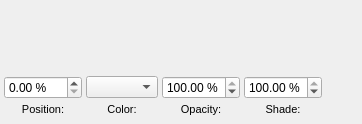
This is scribus/ui/gradienteditor.ui in nitramr/scribus as Qt 5 draws it before an edit. The edited form follows.
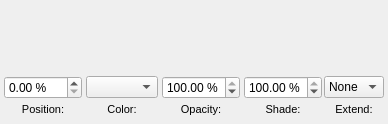
This is the edited form. Custom widgets are drawn as their Qt base class.

Diff of the .ui file:
```diff
--- a/scribus/ui/gradienteditor.ui
+++ b/scribus/ui/gradienteditor.ui
@@ -197,6 +197,42 @@
      </item>
     </layout>
    </item>
+   <item row="1" column="1">
+    <layout class="QVBoxLayout" name="verticalLayout_5">
+     <property name="spacing">
+      <number>0</number>
+     </property>
+     <item>
+      <widget class="QComboBox" name="gradientExtend">
+       <item>
+        <property name="text">
+         <string>None</string>
+        </property>
+       </item>
+       <item>
+        <property name="text">
+         <string>Pad</string>
+        </property>
+       </item>
+      </widget>
+     </item>
+     <item>
+      <widget class="QLabel" name="gradientExtendLabel">
+       <property name="font">
+        <font>
+         <pointsize>8</pointsize>
+        </font>
+       </property>
+       <property name="text">
+        <string>Extend:</string>
+       </property>
+       <property name="alignment">
+        <set>Qt::AlignCenter</set>
+       </property>
+      </widget>
+     </item>
+    </layout>
+   </item>
   </layout>
  </widget>
  <customwidgets>
```
